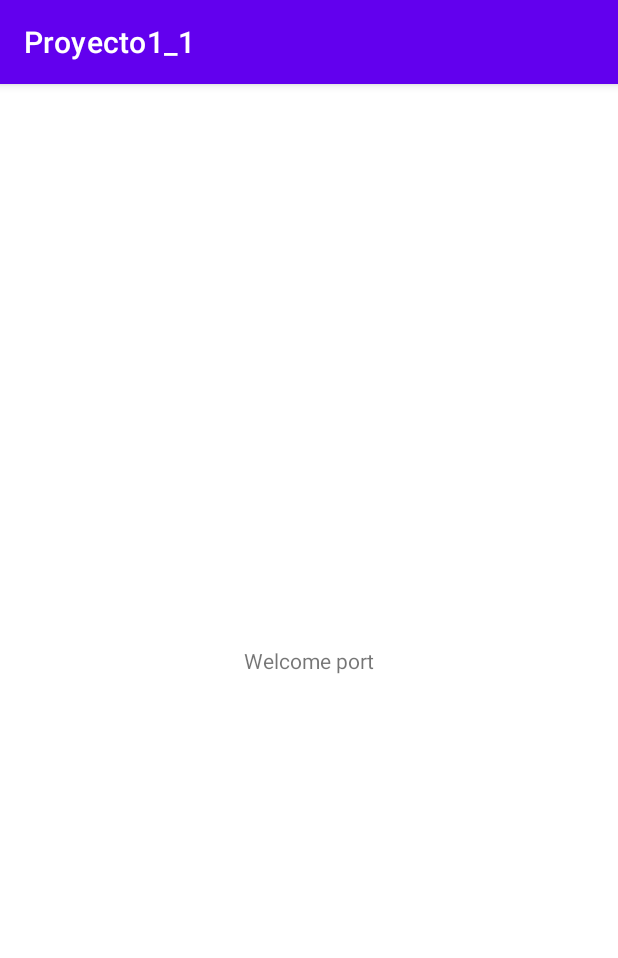
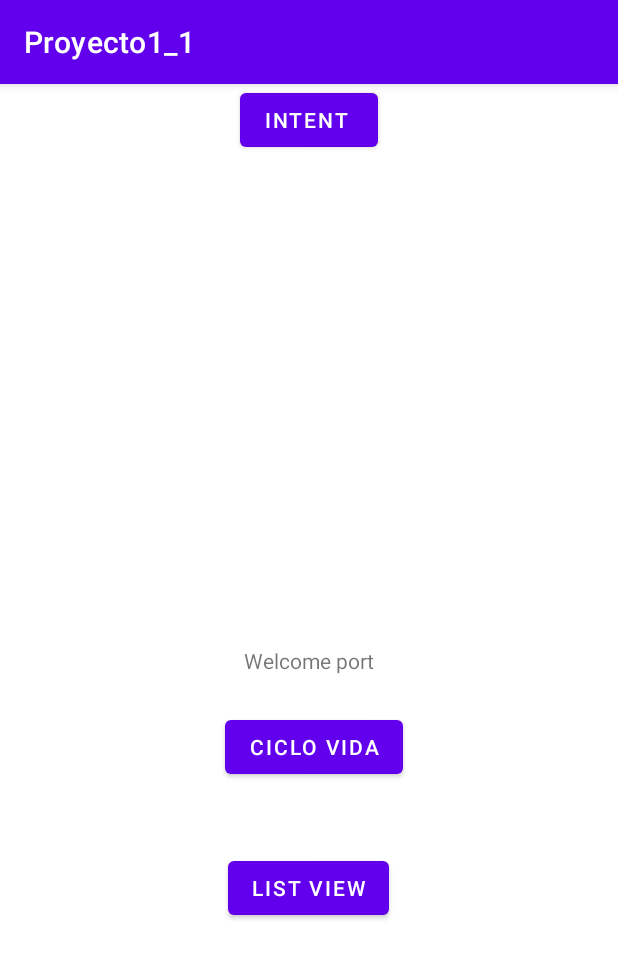
Before and after one commit to 2021-b-aplicaciones-moviles-computacion/movcom-pila-vizuete-jose-alejandro, an Android app: the screen it shows after launch (MainActivity), on a phone screen of 412 x 824 dp. Shown: the top 958 px of the screen. Run offline under Robolectric (Android 15) with nearby library versions, the phone set to English and light mode, and no system bars.

Commit message:
UPDATE Class 10

```diff
--- a/Android/app/src/main/java/com/example/proyecto1_1/MainActivity.kt
+++ b/Android/app/src/main/java/com/example/proyecto1_1/MainActivity.kt
@@ -1,11 +1,67 @@
 package com.example.proyecto1_1
 
+import android.app.Activity
+import android.content.Intent
 import androidx.appcompat.app.AppCompatActivity
 import android.os.Bundle
+import android.widget.Button
+import androidx.activity.result.contract.ActivityResultContracts
 
 class MainActivity : AppCompatActivity() {
+    //Codigo para la respuesta que se va a recibir del INTENT EXPLICITO
+    val CODIGO_RESPUESTA_INTENT_EXPLICITO = 401
+    var resultLauncher = registerForActivityResult(ActivityResultContracts.StartActivityForResult())
+    {
+            result -> if(result.resultCode ==Activity.RESULT_OK)
+    {
+        val data: Intent? = result.data
+    }
+    }
+
     override fun onCreate(savedInstanceState: Bundle?) {
         super.onCreate(savedInstanceState)
+        /*tomar valores del contenido de la ventana*/
         setContentView(R.layout.activity_main)
+        /*Permite establecer una accion para el boton*/
+        val botonCicloVida = findViewById<Button>(R.id.btn_ir_ciclo_vida)//Permite tomar los objetos de la interfaz
+        botonCicloVida
+            .setOnClickListener {
+                irActividad(ACicloVida::class.java)
+            }
+        val botonIrListView =findViewById<Button>(R.id.btn_ir_list_view)
+        botonIrListView.setOnClickListener{
+            irActividad(BListView::class.java)
+        }
+        //Desarrollo de boton para Activity IntentExplicito
+        val botonIntentExplicito = findViewById<Button>(R.id.btn_intent)
+        botonIntentExplicito
+            .setOnClickListener{
+                irActividadConParametros(CIntentExplicitParametros::class.java)
+        }
+
+    }
+    fun irActividad(clase: Class<*>,){
+        val intent = Intent(this, clase)
+        startActivity(intent)
+    }
+
+    //Crear conexion a otra Actividad con parametros
+    fun irActividadConParametros(clase: Class<*>,){
+        val intentExplicito = Intent(this, clase)
+        intentExplicito.putExtra("nombre", "Jose")
+        intentExplicito.putExtra("apellido","Pila")
+        intentExplicito.putExtra("edad",24)
+        startActivityForResult(intent,CODIGO_RESPUESTA_INTENT_EXPLICITO)
+        resultLauncher.launch(intent)
+
+       /* registerForActivityResult(ActivityResultContracts.StartActivityForResult())
+        {
+            when(it.resultCode){
+                Activity.RESULT_OK ->
+                {
+
+                }
+            }
+        }*/
     }
 }
--- a/Android/app/src/main/res/layout/activity_main.xml
+++ b/Android/app/src/main/res/layout/activity_main.xml
@@ -7,12 +7,43 @@
     tools:context=".MainActivity">
 
     <TextView
+        android:id="@+id/textView"
         android:layout_width="wrap_content"
         android:layout_height="wrap_content"
         android:text="@string/valor"
         app:layout_constraintBottom_toBottomOf="parent"
         app:layout_constraintLeft_toLeftOf="parent"
         app:layout_constraintRight_toRightOf="parent"
-        app:layout_constraintTop_toTopOf="parent" />
+        app:layout_constraintTop_toTopOf="parent"/>
+    <Button
+        android:id="@+id/btn_ir_ciclo_vida"
+        android:layout_width="wrap_content"
+        android:layout_height="wrap_content"
+        android:layout_marginTop="24dp"
+        android:text="Ciclo Vida"
+        app:layout_constraintEnd_toEndOf="@+id/textView"
+        app:layout_constraintHorizontal_bias="0.416"
+        app:layout_constraintStart_toStartOf="@+id/textView"
+        app:layout_constraintTop_toBottomOf="@+id/textView" />
+
+    <Button
+        android:id="@+id/btn_ir_list_view"
+        android:layout_width="wrap_content"
+        android:layout_height="wrap_content"
+        android:layout_marginBottom="208dp"
+        android:text="List View"
+        app:layout_constraintBottom_toBottomOf="parent"
+        app:layout_constraintEnd_toEndOf="@+id/btn_ir_ciclo_vida"
+        app:layout_constraintHorizontal_bias="0.2"
+        app:layout_constraintStart_toStartOf="@+id/btn_ir_ciclo_vida" />
+
+    <Button
+        android:id="@+id/btn_intent"
+        android:layout_width="wrap_content"
+        android:layout_height="wrap_content"
+        android:text="Intent "
+        app:layout_constraintEnd_toEndOf="@+id/btn_ir_list_view"
+        app:layout_constraintStart_toStartOf="@+id/btn_ir_list_view"
+        tools:layout_editor_absoluteY="549dp" />
 
 </androidx.constraintlayout.widget.ConstraintLayout>
--- a/Android/app/src/main/res/values/strings.xml
+++ b/Android/app/src/main/res/values/strings.xml
@@ -1,4 +1,9 @@
 <resources>
     <string name="app_name">Proyecto1_1</string>
     <string name="valor"> Bienvenidos</string>
+    <string-array name="string_array_opciones_dialogo">
+        <item>Lunes</item>
+        <item>Martes</item>
+        <item>Miercoles</item>
+    </string-array>
 </resources>
```
Also changed, not shown: Android/app/src/main/AndroidManifest.xml (+9 -0 lines), Android/app/src/main/java/com/example/proyecto1_1/ACicloVida.kt (added, +70 -0 lines), Android/app/src/main/java/com/example/proyecto1_1/BListView.kt (added, +113 -0 lines), Android/app/src/main/java/com/example/proyecto1_1/CIntentExplicitParametros.kt (added, +17 -0 lines), Android/app/src/main/res/layout/activity_aciclo_vida.xml (added, +93 -0 lines), Android/app/src/main/res/layout/activity_blist_view.xml (added, +28 -0 lines), Android/app/src/main/res/layout/activity_cintent_explicit_parametros.xml (added, +9 -0 lines), Android/app/src/main/res/menu/menu_prin.xml (added, +10 -0 lines).
